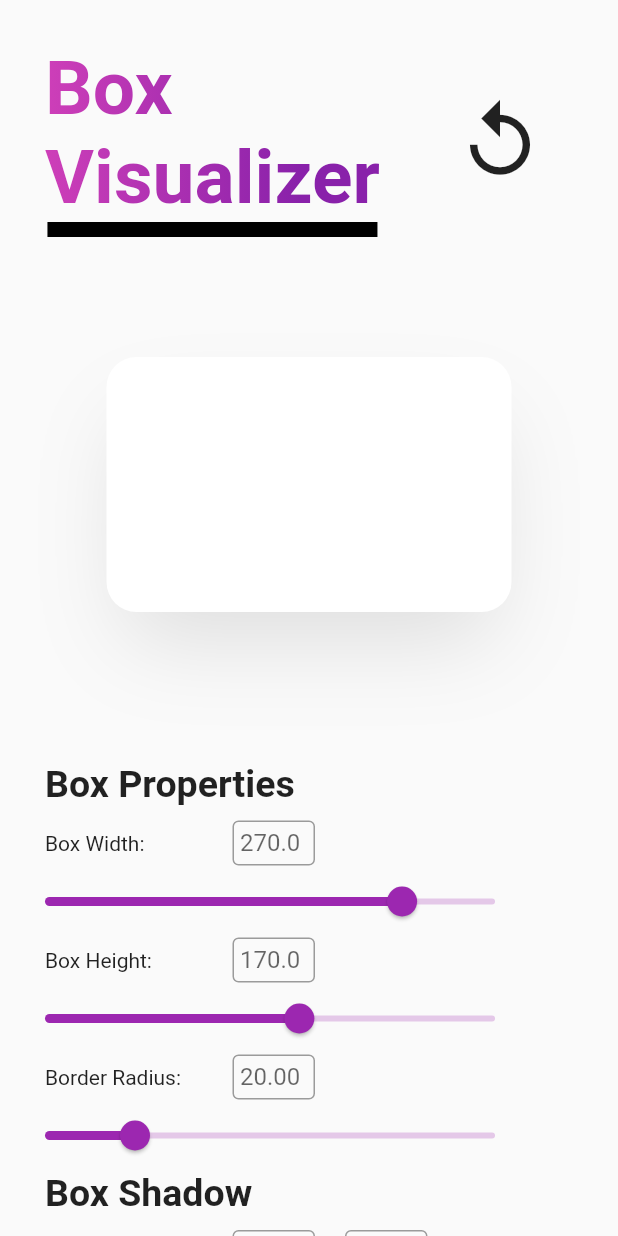
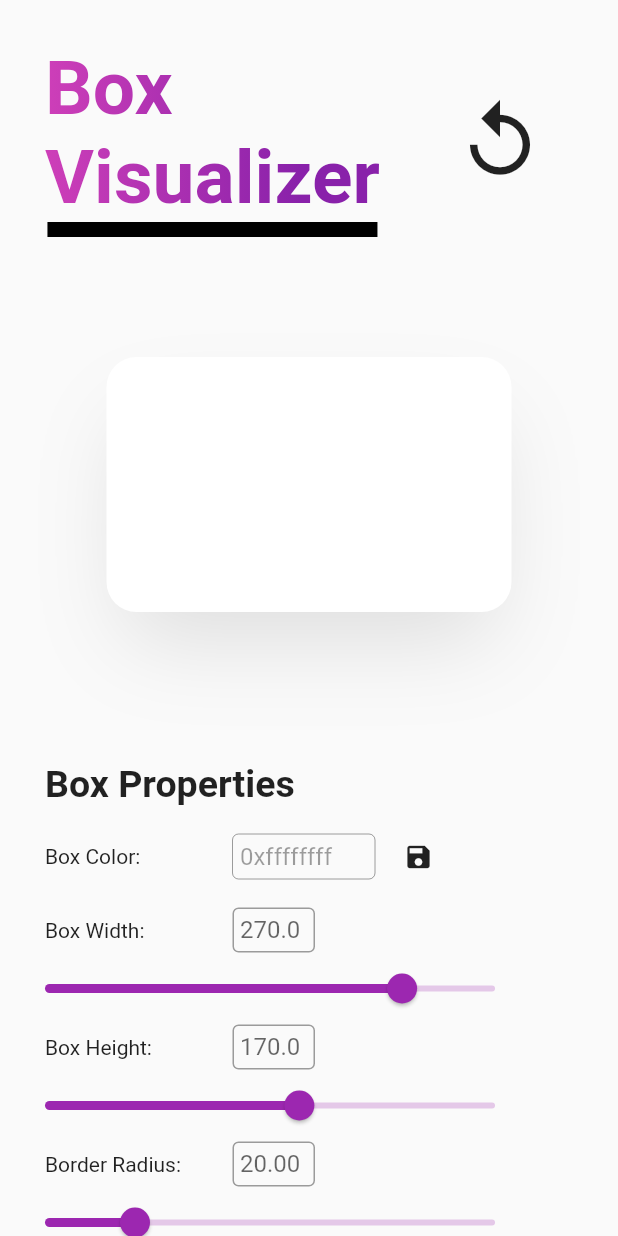
Before and after one commit to AndyLaiJS/Visual-Box, a Flutter app: the screen it shows after launch, on a phone screen of 412 x 824 dp. Run offline on Flutter 3.47's test engine with Material 2 defaults, Android fonts, the light colour scheme and no system bars; drawn by our look-alikes of sticky_headers; our stand-ins replace flutter_colorpicker.

Commit message:
Added Box Color picker
Super basic, I can't figure out how to allow usser to manually input... actually I can but it's spaghetti code so I don't feel like it

```diff
--- a/lib/main.dart
+++ b/lib/main.dart
@@ -1,6 +1,7 @@
 import 'package:flutter/material.dart';
 import 'package:flutter_colorpicker/flutter_colorpicker.dart';
 import 'package:sticky_headers/sticky_headers.dart';
+import 'package:flutter/services.dart';
 
 void main() {
   runApp(MyApp());
@@ -35,6 +36,7 @@ class _VisualizerState extends State<Visualizer>
   double x = 0;
   double y = 30;
 
+  final colorHolder = TextEditingController();
   final lebarHolder = TextEditingController();
   final tinggiHolder = TextEditingController();
   final bxHolder = TextEditingController();
@@ -45,6 +47,16 @@ class _VisualizerState extends State<Visualizer>
   final Shader linearGradient = LinearGradient(
     colors: <Color>[Color(0xffDA44bb), Color(0xff8921aa)],
   ).createShader(Rect.fromLTWH(0.0, 0.0, 200.0, 70.0));
+
+  // create some values
+  Color pickerColor = Color(0xffffffff);
+  Color currentColor = Color(0xffffffff);
+  String strCurrentColor = "0xffffffff";
+
+  // ValueChanged<Color> callback
+  void changeColor(Color color) {
+    setState(() => pickerColor = color);
+  }
 
   AnimationController controller;
   Animation<double> animation;
@@ -112,12 +124,15 @@ class _VisualizerState extends State<Visualizer>
                         Icons.replay,
                         size: 60,
                       ),
-                      tooltip: "Default",
+                      tooltip: "Reset",
                       onPressed: () {
                         controller
                           ..reset()
                           ..forward();
                         setState(() {
+                          strCurrentColor = "0xffffffff";
+                          currentColor = Color(0xffffffff);
+                          pickerColor = Color(0xffffffff);
                           lebar = 270;
                           tinggi = 170;
                           bxRadius = 20;
@@ -146,7 +161,7 @@ class _VisualizerState extends State<Visualizer>
                     width: lebar,
                     decoration: BoxDecoration(
                       borderRadius: BorderRadius.circular(bxRadius),
-                      color: Colors.white,
+                      color: pickerColor,
                       boxShadow: [
                         BoxShadow(
                           color: Colors.grey.withOpacity(opacity),
@@ -182,7 +197,98 @@ class _VisualizerState extends State<Visualizer>
                         // End of sub-header
                         SizedBox(height: 10),
 
-                        // Box Height : | input box |
+                        // Box Color : | input box |
+                        Row(
+                          children: <Widget>[
+                            Container(
+                              width: 125,
+                              child: Text(
+                                "Box Color:",
+                              ),
+                            ),
+                            Container(
+                              height: 30,
+                              width: 95,
+                              child: InkWell(
+                                onTap: () {
+                                  showDialog(
+                                    context: context,
+                                    child: AlertDialog(
+                                      title: const Text(
+                                        "Pick a Color!",
+                                        style: TextStyle(
+                                          fontSize: 20,
+                                          color: Colors.purple,
+                                        ),
+                                      ),
+                                      content: SingleChildScrollView(
+                                        child: ColorPicker(
+                                          pickerColor: pickerColor,
+                                          onColorChanged: changeColor,
+                                          showLabel: true,
+                                          pickerAreaHeightPercent: 0.8,
+                                        ),
+                                      ),
+                                      actions: <Widget>[
+                                        FlatButton(
+                                          child: Text(
+                                            "Ok",
+                                            style: TextStyle(
+                                              fontSize: 20,
+                                              color: Colors.purple,
+                                            ),
+                                          ),
+                                          onPressed: () {
+                                            setState(() =>
+                                                currentColor = pickerColor);
+                                            strCurrentColor = currentColor
+                                                .toString()
+                                                .replaceAll("Color(", "");
+                                            strCurrentColor = strCurrentColor
+                                                .replaceAll(")", "");
+                                            Navigator.of(context).pop();
+                                          },
+                                        ),
+                                      ],
+                                    ),
+                                  );
+                                },
+                                child: TextField(
+                                  enabled: false,
+                                  controller: colorHolder,
+                                  decoration: InputDecoration(
+                                    contentPadding: EdgeInsets.all(5),
+                                    hintText: "${strCurrentColor}",
+                                    border: OutlineInputBorder(
+                                      borderSide: BorderSide(
+                                        color: Colors.black,
+                                        width: 5,
+                                      ),
+                                    ),
+                                  ),
+                                ),
+                              ),
+                            ),
+                            SizedBox(width: 5),
+                            IconButton(
+                              icon: Icon(
+                                Icons.save,
+                                size: 20,
+                              ),
+                              onPressed: () {
+                                Clipboard.setData(new ClipboardData(
+                                    text: "${strCurrentColor}"));
+                              },
+                            )
+                          ],
+                        ),
+                        // End of Box Color : | i_b |
+
+                        SizedBox(
+                          height: 10,
+                        ),
+
+                        // Box Width : | input box |
                         Row(
                           children: <Widget>[
                             Container(
@@ -220,7 +326,7 @@ class _VisualizerState extends State<Visualizer>
                             )
                           ],
                         ),
-                        // End of Box Height : | i_b |
+                        // End of Box Width : | i_b |
 
                         // Slider
                         Align(
```
